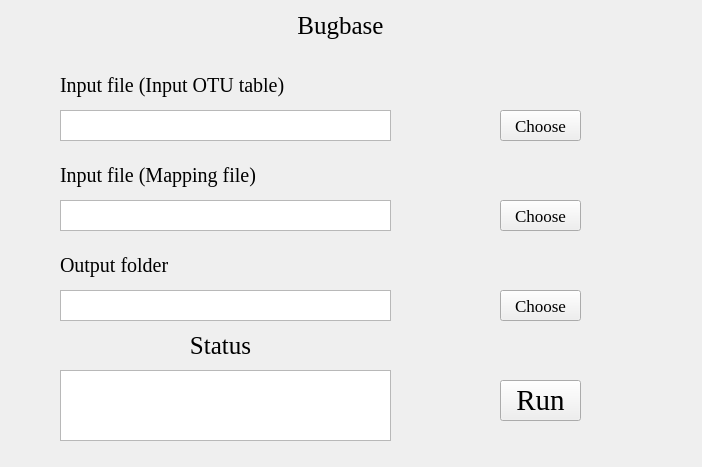
Old version of the form Bugbase.ui in the repository hzaurzli/MicroWorldOmics.
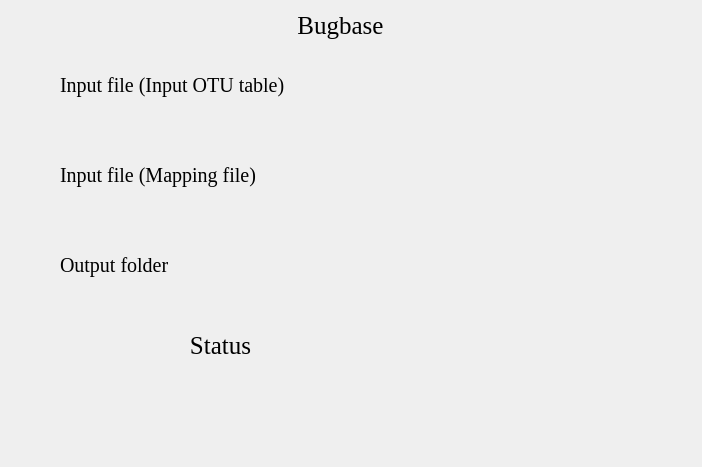
New version of the form. Icons and pictures are not drawn.

```diff
--- a/Bugbase.ui
+++ b/Bugbase.ui
@@ -60,19 +60,6 @@
     <set>Qt::AlignLeading|Qt::AlignLeft|Qt::AlignVCenter</set>
    </property>
   </widget>
-  <widget class="QTextBrowser" name="textBrowser_2">
-   <property name="geometry">
-    <rect>
-     <x>60</x>
-     <y>110</y>
-     <width>331</width>
-     <height>31</height>
-    </rect>
-   </property>
-   <property name="styleSheet">
-    <string notr="true">background-image: url(D:/Documents/Desktop/white.png)</string>
-   </property>
-  </widget>
   <widget class="QLabel" name="label_4">
    <property name="geometry">
     <rect>
@@ -95,70 +82,6 @@
     <set>Qt::AlignLeading|Qt::AlignLeft|Qt::AlignVCenter</set>
    </property>
   </widget>
-  <widget class="QTextBrowser" name="textBrowser_3">
-   <property name="geometry">
-    <rect>
-     <x>60</x>
-     <y>200</y>
-     <width>331</width>
-     <height>31</height>
-    </rect>
-   </property>
-   <property name="styleSheet">
-    <string notr="true">background-image: url(D:/Documents/Desktop/white.png)</string>
-   </property>
-  </widget>
-  <widget class="QPushButton" name="pushButton_2">
-   <property name="geometry">
-    <rect>
-     <x>500</x>
-     <y>110</y>
-     <width>81</width>
-     <height>31</height>
-    </rect>
-   </property>
-   <property name="font">
-    <font>
-     <family>Times New Roman</family>
-     <pointsize>13</pointsize>
-    </font>
-   </property>
-   <property name="text">
-    <string>Choose</string>
-   </property>
-  </widget>
-  <widget class="QPushButton" name="pushButton_3">
-   <property name="geometry">
-    <rect>
-     <x>500</x>
-     <y>200</y>
-     <width>81</width>
-     <height>31</height>
-    </rect>
-   </property>
-   <property name="font">
-    <font>
-     <family>Times New Roman</family>
-     <pointsize>13</pointsize>
-    </font>
-   </property>
-   <property name="text">
-    <string>Choose</string>
-   </property>
-  </widget>
-  <widget class="QTextBrowser" name="textBrowser">
-   <property name="geometry">
-    <rect>
-     <x>60</x>
-     <y>370</y>
-     <width>331</width>
-     <height>71</height>
-    </rect>
-   </property>
-   <property name="styleSheet">
-    <string notr="true">background-image: url(D:/Documents/Desktop/white.png)</string>
-   </property>
-  </widget>
   <widget class="QLabel" name="label_5">
    <property name="geometry">
     <rect>
@@ -181,41 +104,6 @@
     <set>Qt::AlignCenter</set>
    </property>
   </widget>
-  <widget class="QPushButton" name="pushButton">
-   <property name="geometry">
-    <rect>
-     <x>500</x>
-     <y>380</y>
-     <width>81</width>
-     <height>41</height>
-    </rect>
-   </property>
-   <property name="font">
-    <font>
-     <family>Times New Roman</family>
-     <pointsize>22</pointsize>
-    </font>
-   </property>
-   <property name="styleSheet">
-    <string notr="true">background-image: url(D:/Documents/Desktop/white.png)</string>
-   </property>
-   <property name="text">
-    <string>Run</string>
-   </property>
-  </widget>
-  <widget class="QTextBrowser" name="textBrowser_4">
-   <property name="geometry">
-    <rect>
-     <x>60</x>
-     <y>290</y>
-     <width>331</width>
-     <height>31</height>
-    </rect>
-   </property>
-   <property name="styleSheet">
-    <string notr="true">background-image: url(D:/Documents/Desktop/white.png)</string>
-   </property>
-  </widget>
   <widget class="QLabel" name="label_3">
    <property name="geometry">
     <rect>
@@ -238,25 +126,6 @@
     <set>Qt::AlignLeading|Qt::AlignLeft|Qt::AlignVCenter</set>
    </property>
   </widget>
-  <widget class="QPushButton" name="pushButton_4">
-   <property name="geometry">
-    <rect>
-     <x>500</x>
-     <y>290</y>
-     <width>81</width>
-     <height>31</height>
-    </rect>
-   </property>
-   <property name="font">
-    <font>
-     <family>Times New Roman</family>
-     <pointsize>13</pointsize>
-    </font>
-   </property>
-   <property name="text">
-    <string>Choose</string>
-   </property>
-  </widget>
  </widget>
  <resources/>
  <connections/>
```
